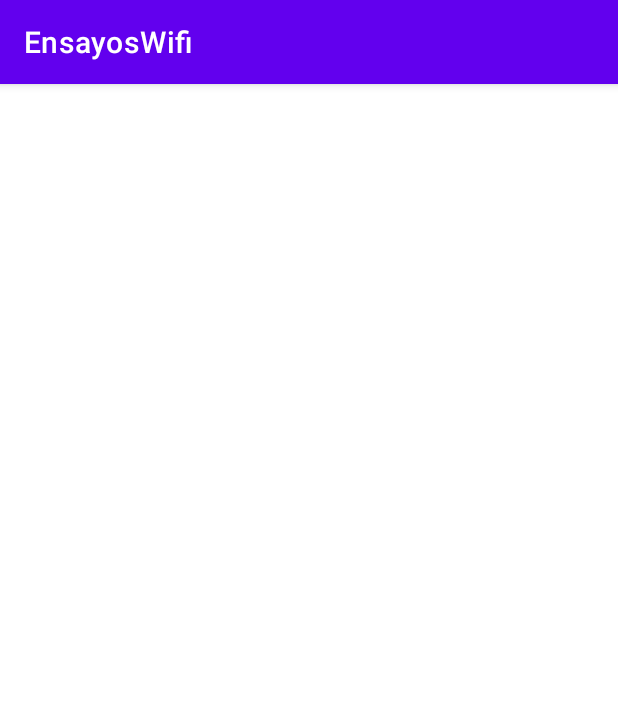
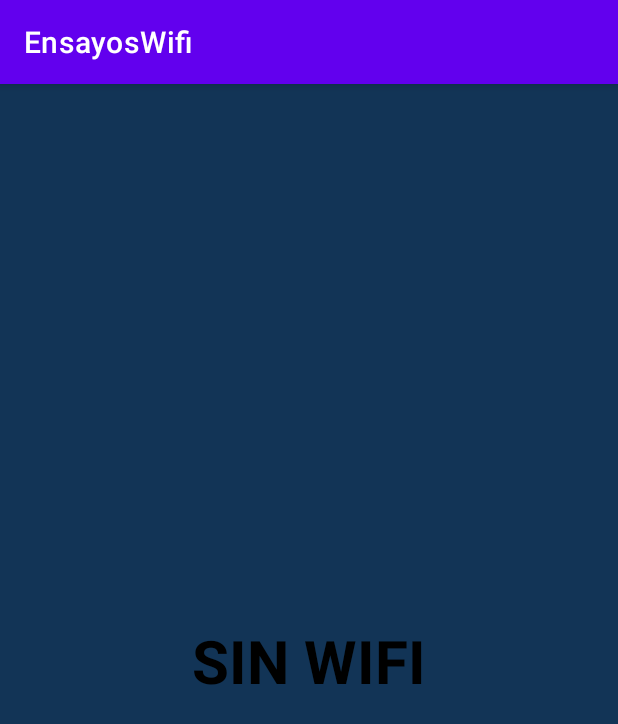
Before and after one commit to alemg77/EnsayosWifi, an Android app: the screen it shows after launch (MainActivity), on a phone screen of 412 x 824 dp. Shown: the top 724 px of the screen. Run offline under Robolectric (Android 15) with nearby library versions, the phone set to English and light mode, and no system bars; our stand-ins replace data binding; 3 statements that could not run were skipped.

Commit message:
NetworkMonitor.kt

```diff
--- a/app/build.gradle
+++ b/app/build.gradle
@@ -10,7 +10,7 @@ android {
 
     defaultConfig {
         applicationId "com.a6.ensayoswifi"
-        minSdkVersion 22
+        minSdkVersion 23
         targetSdkVersion 30
         versionCode 1
         versionName "1.0"
--- a/app/src/main/java/com/a6/ensayoswifi/MainActivity.kt
+++ b/app/src/main/java/com/a6/ensayoswifi/MainActivity.kt
@@ -1,7 +1,12 @@
 package com.a6.ensayoswifi
 
+import android.content.Context
+import android.net.ConnectivityManager
+import android.net.NetworkCapabilities
+import android.net.wifi.WifiManager
 import android.os.Bundle
-import android.util.Log
+import android.view.View
+import android.widget.Toast
 import androidx.appcompat.app.AppCompatActivity
 import com.a6.ensayoswifi.data.MedicionRepository
 import org.koin.android.ext.android.inject
@@ -9,13 +14,15 @@ import org.koin.android.ext.android.inject
 
 class MainActivity : AppCompatActivity() {
 
+    lateinit var wifiManager: WifiManager
+
     private val medicionRepository: MedicionRepository by inject()
+
 
     override fun onCreate(savedInstanceState: Bundle?) {
         super.onCreate(savedInstanceState)
         setContentView(R.layout.activity_main)
 
-        medicionRepository.getAll()
 
 
 
@@ -24,4 +31,9 @@ class MainActivity : AppCompatActivity() {
     companion object {
         const val TAG = "TAGGG"
     }
+
+
+
+
+
 }
--- a/app/src/main/java/com/a6/ensayoswifi/StartFragment.kt
+++ b/app/src/main/java/com/a6/ensayoswifi/StartFragment.kt
@@ -1,10 +1,13 @@
 package com.a6.ensayoswifi
 
+import android.content.Context
+import android.net.ConnectivityManager
+import android.net.NetworkCapabilities
 import androidx.navigation.Navigation
 import com.a6.ensayoswifi.databinding.FragmentStartBinding
 import com.a6.ensayoswifi.ui.base.BaseFragment
-import com.a6.ensayoswifi.ui.buscar.BuscarDispocitivosFragmentDirections
 import com.a6.ensayoswifi.utils.SharedPreferencesManager
+import com.a6.ensayoswifi.utils.networkMonitor.NetWorkMonitorViewModel
 import org.koin.core.KoinComponent
 import org.koin.core.inject
 
@@ -14,14 +17,34 @@ class StartFragment : BaseFragment<FragmentStartBinding>(), KoinComponent {
     override fun getFragmentView() = R.layout.fragment_start
 
     private val sharedPreferencesManager: SharedPreferencesManager by inject()
+    private val networkMonitorViewModel: NetWorkMonitorViewModel by inject()
+
+    private var wifiAvailable: Boolean = false
+
+    override fun onAttach(context: Context) {
+        super.onAttach(context)
+        if (isWifeAvailable(context)) {
+            wifiAvailable = true
+        }
+    }
 
     override fun onStart() {
-
         super.onStart()
 
+        if (wifiAvailable) {
+            goToAction()
+        }
+
+        networkMonitorViewModel.wifiEnabled.observe(viewLifecycleOwner, {
+            if (it) {
+                goToAction()
+            }
+        })
+
+    }
+
+    private fun goToAction() {
         val device = sharedPreferencesManager.getSavedDevice()
-
-
         if (device.ipAdress == null) {
             Navigation.findNavController(binding.root).navigate(R.id.buscarDispocitivos)
         } else if (device.hardware.equals("Contactora")) {
@@ -32,7 +55,30 @@ class StartFragment : BaseFragment<FragmentStartBinding>(), KoinComponent {
             val action = StartFragmentDirections.actionStartFragmentToTemperatureFragment(device)
             Navigation.findNavController(binding.root).navigate(action)
         }
+    }
 
+    private fun isWifeAvailable(context: Context): Boolean {
+        val connectivityManager =
+            context.getSystemService(Context.CONNECTIVITY_SERVICE) as ConnectivityManager
+        val nw = connectivityManager.activeNetwork ?: return false
+        val actNw = connectivityManager.getNetworkCapabilities(nw) ?: return false
+        return when {
+            actNw.hasTransport(NetworkCapabilities.TRANSPORT_WIFI) -> {
+                true
+            }
+            actNw.hasTransport(NetworkCapabilities.TRANSPORT_CELLULAR) -> {
+                false
+            }
+            //for other device how are able to connect with Ethernet
+            actNw.hasTransport(NetworkCapabilities.TRANSPORT_ETHERNET) -> {
+                false
+            }
+            //for check internet over Bluetooth
+            actNw.hasTransport(NetworkCapabilities.TRANSPORT_BLUETOOTH) -> {
+                false
+            }
+            else -> false
+        }
     }
 
 }
--- a/app/src/main/java/com/a6/ensayoswifi/application/KoinApplication.kt
+++ b/app/src/main/java/com/a6/ensayoswifi/application/KoinApplication.kt
@@ -1,6 +1,7 @@
 package com.a6.ensayoswifi.application
 
 import android.app.Application
+import com.a6.ensayoswifi.utils.networkMonitor.NetWorkMonitorViewModel
 import com.a6.ensayoswifi.data.MedicionRepository
 import com.a6.ensayoswifi.utils.SharedPreferencesManager
 import org.koin.android.ext.koin.androidApplication
@@ -14,6 +15,7 @@ class KoinApplication : Application() {
     private val myModule: Module = module {
         factory { SharedPreferencesManager(androidApplication()) }
         factory { MedicionRepository(androidApplication()) }
+        single { NetWorkMonitorViewModel() }
     }
 
     override fun onCreate() {
--- a/app/src/main/res/layout/fragment_start.xml
+++ b/app/src/main/res/layout/fragment_start.xml
@@ -1,11 +1,31 @@
 <?xml version="1.0" encoding="utf-8"?>
-<layout>
+<layout xmlns:app="http://schemas.android.com/apk/res-auto">
 
     <FrameLayout xmlns:android="http://schemas.android.com/apk/res/android"
         xmlns:tools="http://schemas.android.com/tools"
         android:layout_width="match_parent"
         android:layout_height="match_parent"
+        android:background="#123456"
         tools:context=".StartFragment">
+
+        <androidx.constraintlayout.widget.ConstraintLayout
+            android:layout_width="match_parent"
+            android:layout_height="match_parent">
+
+            <TextView
+                android:layout_width="wrap_content"
+                android:layout_height="wrap_content"
+                android:text="SIN WIFI"
+                android:textColor="@color/black"
+                android:textSize="40dp"
+                android:textStyle="bold"
+                app:layout_constraintBottom_toBottomOf="parent"
+                app:layout_constraintEnd_toEndOf="parent"
+                app:layout_constraintStart_toStartOf="parent"
+                app:layout_constraintTop_toTopOf="parent"
+                />
+
+        </androidx.constraintlayout.widget.ConstraintLayout>
 
 
     </FrameLayout>
```
Also changed, not shown: app/src/main/AndroidManifest.xml (+11 -0 lines), app/src/main/java/com/a6/ensayoswifi/utils/networkMonitor/NetWorkMonitorViewModel.kt (added, +18 -0 lines), app/src/main/java/com/a6/ensayoswifi/utils/networkMonitor/NetworkMonitor.kt (added, +20 -0 lines).
